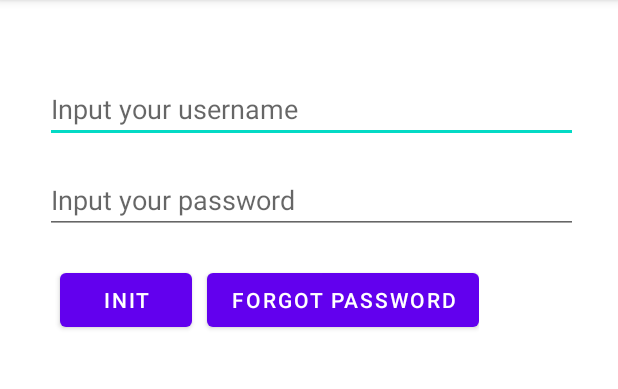
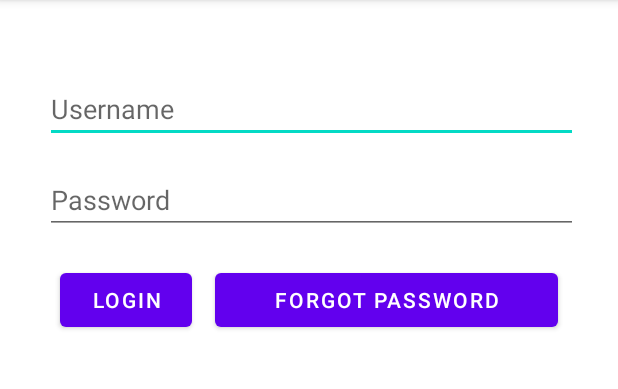
Before and after one commit to Arturo0911/AndroidProjects, an Android app: the screen it shows after launch (MainActivity), on a phone screen of 412 x 824 dp, the part 84-473 px from its top. Run offline under Robolectric (Android 15) with nearby library versions, the phone set to English and light mode, and no system bars.

Commit message:
well done

```diff
--- a/Forms/app/src/main/AndroidManifest.xml
+++ b/Forms/app/src/main/AndroidManifest.xml
@@ -9,6 +9,7 @@
         android:roundIcon="@mipmap/ic_launcher_round"
         android:supportsRtl="true"
         android:theme="@style/Theme.Forms">
+        <activity android:name="com.example.routes.Routes"></activity>
         <activity android:name=".MainActivity">
             <intent-filter>
                 <action android:name="android.intent.action.MAIN" />
--- a/Forms/app/src/main/res/layout/activity_main.xml
+++ b/Forms/app/src/main/res/layout/activity_main.xml
@@ -20,7 +20,7 @@
             android:layout_marginRight="30dp"
             android:layout_marginLeft="30dp"
             android:id="@+id/userName"
-            android:hint="Input your username">
+            android:hint="Username">
 
         </EditText>
 
@@ -31,31 +31,34 @@
             android:layout_marginRight="30dp"
             android:layout_marginLeft="30dp"
             android:id="@+id/userPass"
-            android:hint="Input your password">
+            android:hint="Password">
 
         </EditText>
 
         <LinearLayout
-            android:layout_width="wrap_content"
+            android:layout_width="match_parent"
             android:layout_height="wrap_content"
             android:layout_marginTop="20dp"
             android:layout_marginLeft="30dp"
+            android:layout_marginRight="30dp"
             android:orientation="horizontal">
             <Button
-                android:id="@+id/Init"
+                android:id="@+id/Login"
                 android:layout_width="wrap_content"
                 android:layout_height="wrap_content"
                 android:layout_marginLeft="10dp"
+                android:layout_marginRight="5dp"
                 android:layout_weight="0.0"
                 android:onClick="greetingInitial"
-                android:text="init" />
+                android:text="Login" />
 
             <Button
                 android:id="@+id/forgotPassword"
                 android:layout_width="wrap_content"
                 android:layout_height="wrap_content"
                 android:layout_marginLeft="10dp"
-                android:layout_weight="0.0"
+                android:layout_marginRight="10dp"
+                android:layout_weight="1.0"
                 android:text="forgot password" />
         </LinearLayout>
 
```
Also changed, not shown: Forms/app/src/main/java/com/example/forms/MainActivity.java (+27 -1 lines), Forms/app/src/main/java/com/example/routes/Routes.java (added, +16 -0 lines), Forms/app/src/main/res/layout/activity_routes.xml (added, +26 -0 lines).
